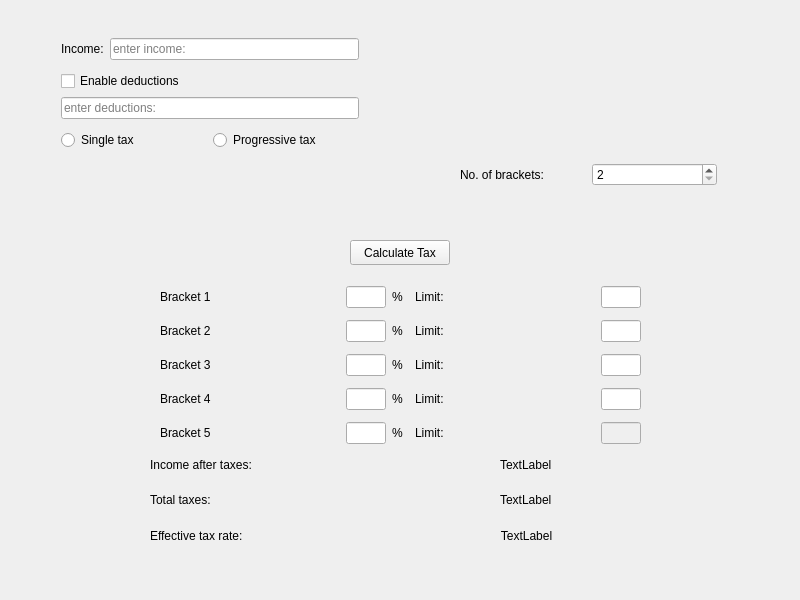
Qt form mainwindow.ui (materesszer/Tax-Calculator) before a commit.
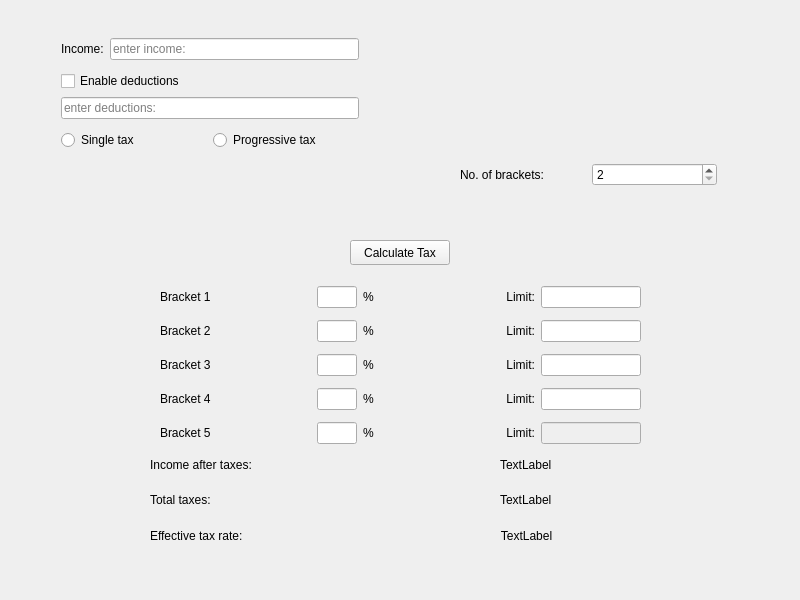
The same form after that commit. The open tabs and pages were chosen to show the change.

```diff
--- a/mainwindow.ui
+++ b/mainwindow.ui
@@ -365,6 +365,9 @@
            <property name="text">
             <string>Limit:</string>
            </property>
+           <property name="alignment">
+            <set>Qt::AlignRight|Qt::AlignTrailing|Qt::AlignVCenter</set>
+           </property>
           </widget>
          </item>
          <item row="0" column="4">
@@ -377,7 +380,7 @@
            </property>
            <property name="maximumSize">
             <size>
-             <width>40</width>
+             <width>100</width>
              <height>16777215</height>
             </size>
            </property>
@@ -437,6 +440,9 @@
            <property name="text">
             <string>Limit:</string>
            </property>
+           <property name="alignment">
+            <set>Qt::AlignRight|Qt::AlignTrailing|Qt::AlignVCenter</set>
+           </property>
           </widget>
          </item>
          <item row="0" column="4">
@@ -449,7 +455,7 @@
            </property>
            <property name="maximumSize">
             <size>
-             <width>40</width>
+             <width>100</width>
              <height>16777215</height>
             </size>
            </property>
@@ -509,6 +515,9 @@
            <property name="text">
             <string>Limit:</string>
            </property>
+           <property name="alignment">
+            <set>Qt::AlignRight|Qt::AlignTrailing|Qt::AlignVCenter</set>
+           </property>
           </widget>
          </item>
          <item row="0" column="4">
@@ -521,7 +530,7 @@
            </property>
            <property name="maximumSize">
             <size>
-             <width>40</width>
+             <width>100</width>
              <height>16777215</height>
             </size>
            </property>
@@ -581,6 +590,9 @@
            <property name="text">
             <string>Limit:</string>
            </property>
+           <property name="alignment">
+            <set>Qt::AlignRight|Qt::AlignTrailing|Qt::AlignVCenter</set>
+           </property>
           </widget>
          </item>
          <item row="0" column="4">
@@ -593,7 +605,7 @@
            </property>
            <property name="maximumSize">
             <size>
-             <width>40</width>
+             <width>100</width>
              <height>16777215</height>
             </size>
            </property>
@@ -653,6 +665,9 @@
            <property name="text">
             <string>Limit:</string>
            </property>
+           <property name="alignment">
+            <set>Qt::AlignRight|Qt::AlignTrailing|Qt::AlignVCenter</set>
+           </property>
           </widget>
          </item>
          <item row="0" column="4">
@@ -668,7 +683,7 @@
            </property>
            <property name="maximumSize">
             <size>
-             <width>40</width>
+             <width>100</width>
              <height>16777215</height>
             </size>
            </property>
```
Left out of the diff: 2 changed lines with no effect on the pictures.
